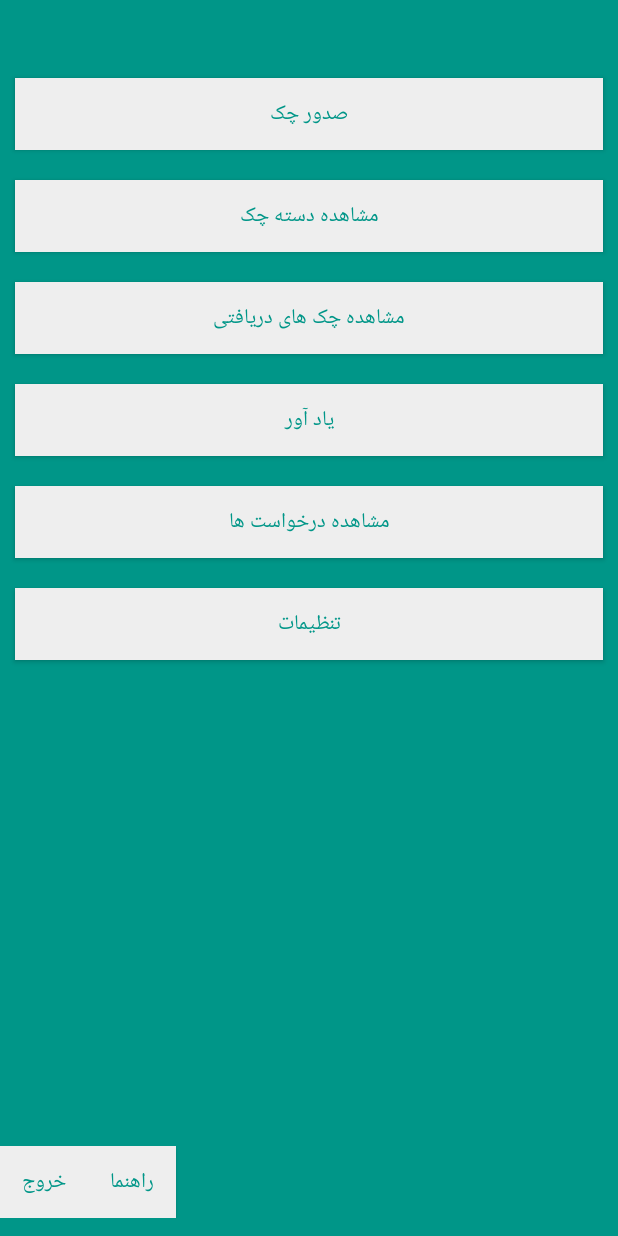
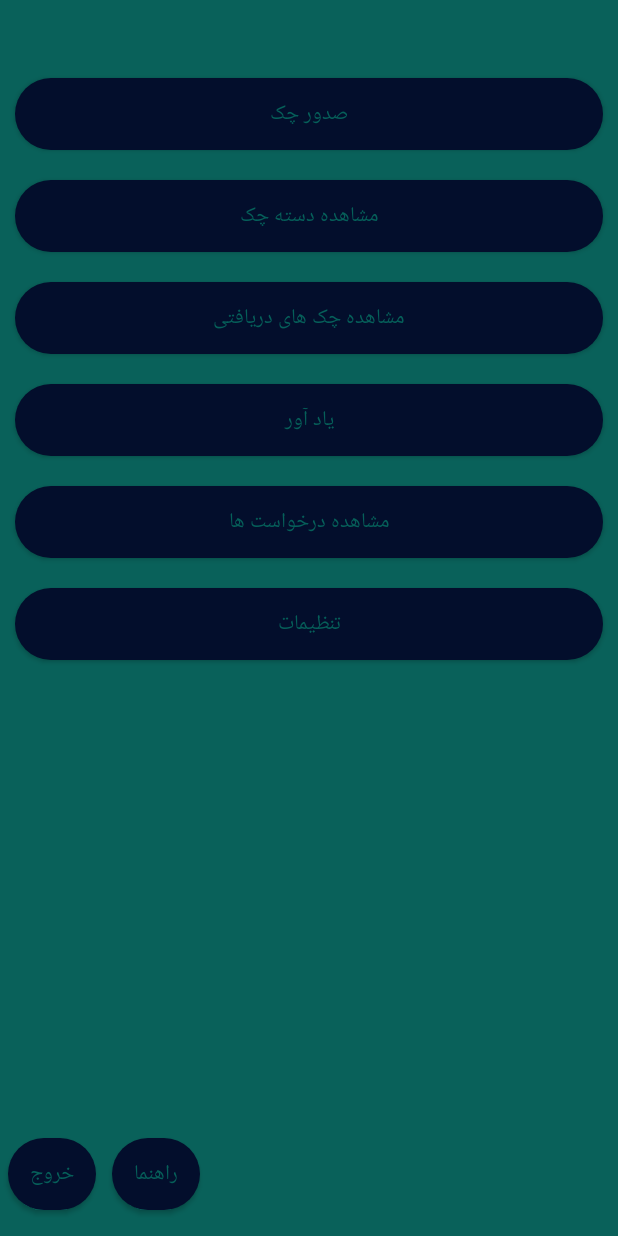
Before and after one commit to zahra-soltaninejad/android_demo, an Android app: the MainMenu screen opened directly, with no data from a screen before it, on a phone screen of 412 x 824 dp. Run offline under Robolectric (Android 15) with nearby library versions, the light colour scheme and no system bars.

Commit message:
change theme color

```diff
--- a/app/src/main/AndroidManifest.xml
+++ b/app/src/main/AndroidManifest.xml
@@ -29,9 +29,10 @@
         </activity>
         <activity android:name=".MainMenu" />
         <activity android:name=".SodourCheckMenu" />
+        <activity android:name=".sodourNewCheck" />
         <activity
-            android:name=".sodourNewCheck"/>
-
+            android:name=".ws.ViewCheckBook"
+            android:label="@string/title_activity_view_check_book"></activity>
     </application>
 
 </manifest>
--- a/app/src/main/java/com/login_signup_screendesign_demo/Login_Fragment.java
+++ b/app/src/main/java/com/login_signup_screendesign_demo/Login_Fragment.java
@@ -185,7 +185,7 @@
 
 		StringEntity entity = new StringEntity(jsonHelper.generateRequest(new UserDTO( emailid.getText().toString() , password.getText().toString())));
 		entity.setContentType(new BasicHeader(HTTP.CONTENT_TYPE, "application/json"));
-		client.post(view.getContext() , ServerConfig.SERVER_ADRESS +"/security/userLogin", entity, "application/json", new AsyncHttpResponseHandler() {
+		client.post(view.getContext() , ServerConfig.SERVER_ADDRESS +"/security/userLogin", entity, "application/json", new AsyncHttpResponseHandler() {
 			@Override
 			public void onSuccess(int statusCode, Header[] headers, byte[] responseBody) {
 				String json = new String(responseBody);
--- a/app/src/main/res/drawable/loginbutton_selector.xml
+++ b/app/src/main/res/drawable/loginbutton_selector.xml
@@ -3,15 +3,13 @@
 
     <!-- When item pressed this item will be triggered -->
     <item android:state_pressed="true"><shape android:shape="rectangle">
-            <corners android:radius="3dp" />
-
+            <corners android:radius="10dp" />
             <solid android:color="@color/button_selectorcolor" />
         </shape></item>
 
     <!-- By default the background will be this item -->
     <item><shape android:shape="rectangle">
-            <corners android:radius="3dp" />
-
+            <corners android:radius="30dp" />
             <solid android:color="@color/white_greyish" />
         </shape></item>
 
--- a/app/src/main/res/layout/activity_main_menu.xml
+++ b/app/src/main/res/layout/activity_main_menu.xml
@@ -20,9 +20,9 @@
             android:id="@+id/sodour_check"
             android:layout_width="match_parent"
             android:layout_height="wrap_content"
+            android:text="@string/new_check"
             android:layout_margin="10dp"
-            android:text="@string/new_check"
-            android:background="@color/white_greyish"
+            android:background="@drawable/loginbutton_selector"
             android:textColor="@color/background_color"
 
             />
@@ -33,7 +33,7 @@
             android:layout_height="wrap_content"
             android:layout_margin="10dp"
             android:text="@string/view_checkBook_state"
-            android:background="@color/white_greyish"
+            android:background="@drawable/loginbutton_selector"
             android:textColor="@color/background_color"
             />
         <Button
@@ -42,7 +42,7 @@
             android:layout_height="wrap_content"
             android:layout_margin="10dp"
             android:text="@string/view_recieved_check"
-            android:background="@color/white_greyish"
+            android:background="@drawable/loginbutton_selector"
             android:textColor="@color/background_color"
 
             />
@@ -52,7 +52,8 @@
             android:layout_height="wrap_content"
             android:layout_margin="10dp"
             android:text="@string/reminder"
-            android:background="@color/white_greyish"
+            android:background="@drawable/loginbutton_selector"
+
             android:textColor="@color/background_color"
 
             />
@@ -63,7 +64,7 @@
             android:layout_height="wrap_content"
             android:layout_margin="10dp"
             android:text="@string/view_request"
-            android:background="@color/white_greyish"
+            android:background="@drawable/loginbutton_selector"
             android:textColor="@color/background_color"
 
             />
@@ -73,7 +74,7 @@
             android:layout_height="wrap_content"
             android:layout_margin="10dp"
             android:text="@string/setting"
-            android:background="@color/white_greyish"
+            android:background="@drawable/loginbutton_selector"
             android:textColor="@color/background_color"
 
             />
@@ -93,14 +94,16 @@
             android:layout_height="fill_parent"
             android:layout_weight="1"
             android:text="@string/exit"
-            android:background="@color/white_greyish"
+            android:layout_margin="5dp"
+            android:background="@drawable/loginbutton_selector"
             android:textColor="@color/background_color"/>
         <Button
             android:layout_width="0dp"
             android:layout_height="fill_parent"
             android:layout_weight="1"
             android:text="@string/guid"
-            android:background="@color/white_greyish"
+            android:layout_margin="5dp"
+            android:background="@drawable/loginbutton_selector"
             android:textColor="@color/background_color"/>
     </LinearLayout>
 
--- a/app/src/main/res/values/colors.xml
+++ b/app/src/main/res/values/colors.xml
@@ -1,10 +1,10 @@
 <?xml version="1.0" encoding="utf-8"?>
 <resources>
 
-    <color name="background_color">#009688</color>
-    <color name="white">#FFFFFF</color>
+    <color name="background_color">#ea06665e</color>
+    <color name="white">#090606</color>
     <color name="black">#000000</color>
-    <color name="white_greyish">#EEEEEE</color>
+    <color name="white_greyish">#030e2c</color>
     <color name="button_selectorcolor">#9E9E9E</color>
 
 </resources>
--- a/app/src/main/res/values/strings.xml
+++ b/app/src/main/res/values/strings.xml
@@ -42,5 +42,6 @@
     <string name="RID">کد گیرنده</string>
     <string name="sending_check_info">ارسال درخواست</string>
     <string name="sodour_date">تاریخ صدور</string>
+    <string name="title_activity_view_check_book">ViewCheckBook</string>
 
 </resources>
```
Also changed, not shown: app/src/main/java/com/login_signup_screendesign_demo/SodourCheckMenu.java (+25 -1 lines), app/src/main/java/com/login_signup_screendesign_demo/sodourNewCheck.java (+4 -4 lines), app/src/main/java/com/login_signup_screendesign_demo/ws/ViewCheckBook.java (added, +16 -0 lines), app/src/main/res/layout/activity_sodour_check_menu.xml (+9 -5 lines), app/src/main/res/layout/activity_view_check_book.xml (added, +11 -0 lines).
